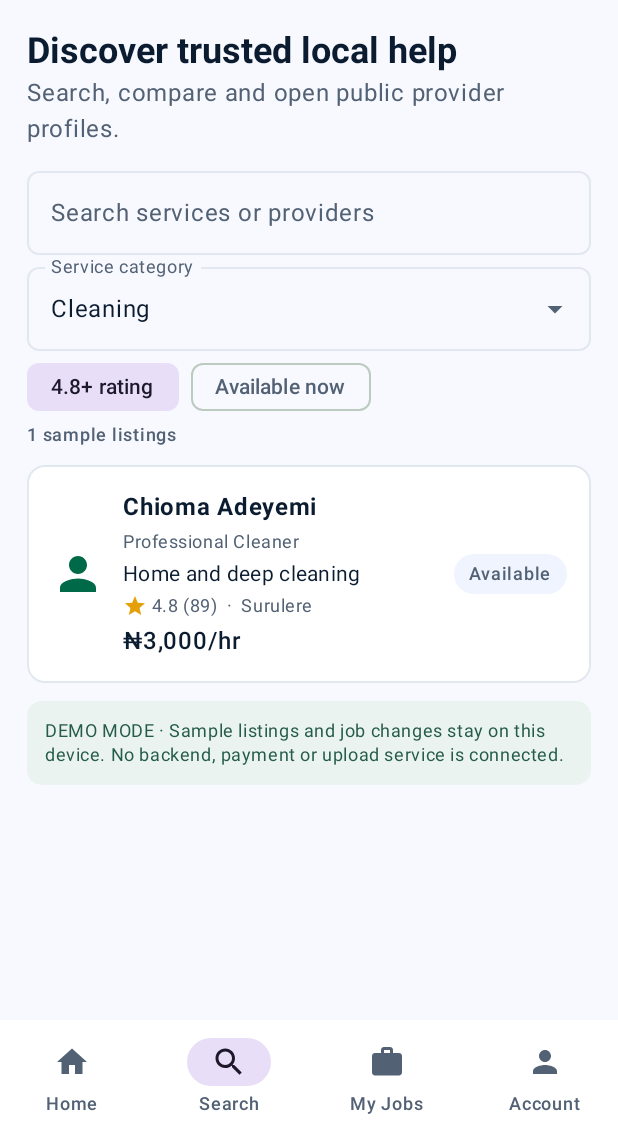
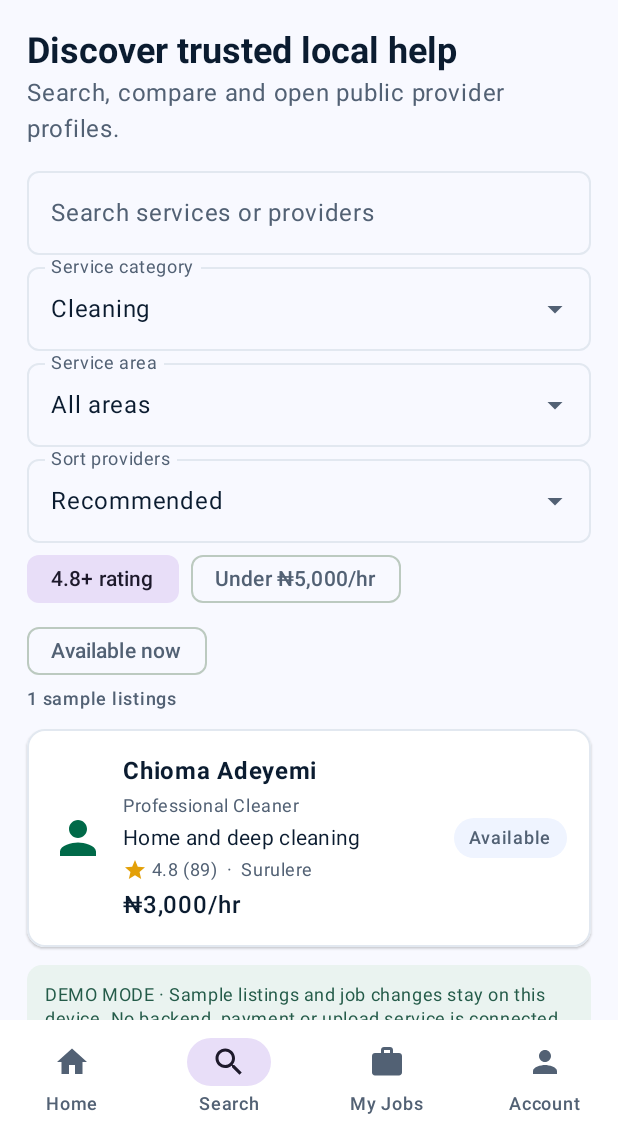
Before and after one commit to ENJ0Y-Labs/fixit-mobile, an Android app built with Jetpack Compose: the screen it shows after launch (MainActivity), after a tap on "4.8+ rating", on a phone screen of 412 x 824 dp, the part 96-1236 px from its top. Run offline under Robolectric (Android 15) with nearby library versions, the phone set to English and light mode, and no system bars; 1 other tap on this screen came first.

Commit message:
feat(customer): complete marketplace filtering and provider sorting

```diff
--- a/app/src/main/java/com/fixit/mobile/ui/customer/CustomerApp.kt
+++ b/app/src/main/java/com/fixit/mobile/ui/customer/CustomerApp.kt
@@ -83,6 +83,9 @@ fun CustomerApp(onWorkspaceChange: (Workspace) -> Unit) {
     var categoryFilter by remember { mutableStateOf("All categories") }
     var ratingFilter by remember { mutableStateOf(false) }
     var availableOnly by remember { mutableStateOf(false) }
+    var underFiveThousand by remember { mutableStateOf(false) }
+    var locationFilter by remember { mutableStateOf("All areas") }
+    var providerSort by remember { mutableStateOf("Recommended") }
     var selectedProvider by remember { mutableStateOf<CustomerProvider?>(null) }
     var selectedJobId by remember { mutableStateOf<String?>(null) }
     var showCancelDialog by remember { mutableStateOf(false) }
@@ -158,6 +161,12 @@ fun CustomerApp(onWorkspaceChange: (Workspace) -> Unit) {
                     onRatingOnly = { ratingFilter = it },
                     availableOnly = availableOnly,
                     onAvailableOnly = { availableOnly = it },
+                    underFiveThousand = underFiveThousand,
+                    onUnderFiveThousand = { underFiveThousand = it },
+                    location = locationFilter,
+                    onLocation = { locationFilter = it },
+                    sortBy = providerSort,
+                    onSortBy = { providerSort = it },
                     onProvider = { selectedProvider = it; page = "Provider profile" }
                 )
                 "Provider profile" -> selectedProvider?.let { provider ->
@@ -299,12 +308,25 @@ private fun SearchScreen(
     onRatingOnly: (Boolean) -> Unit,
     availableOnly: Boolean,
     onAvailableOnly: (Boolean) -> Unit,
+    underFiveThousand: Boolean,
+    onUnderFiveThousand: (Boolean) -> Unit,
+    location: String,
+    onLocation: (String) -> Unit,
+    sortBy: String,
+    onSortBy: (String) -> Unit,
     onProvider: (CustomerProvider) -> Unit
 ) {
     val providers = CustomerDemoData.providers.filter { provider ->
         val matchesQuery = query.isBlank() || listOf(provider.name, provider.profession, provider.service, provider.category).any { it.contains(query, true) }
         val matchesCategory = category == "All categories" || provider.category.equals(category, true)
-        matchesQuery && matchesCategory && (!ratingOnly || provider.rating >= 4.8) && (!availableOnly || provider.available)
+        val matchesLocation = location == "All areas" || provider.location == location
+        matchesQuery && matchesCategory && matchesLocation && (!ratingOnly || provider.rating >= 4.8) && (!availableOnly || provider.available) && (!underFiveThousand || provider.hourlyRate < 5000)
+    }.let { matches ->
+        when (sortBy) {
+            "Highest rated" -> matches.sortedByDescending { it.rating }
+            "Lowest rate" -> matches.sortedBy { it.hourlyRate }
+            else -> matches.sortedWith(compareByDescending<CustomerProvider> { it.rating }.thenByDescending { it.reviews })
+        }
     }
     LazyColumn(Modifier.fillMaxSize(), contentPadding = PaddingValues(18.dp), verticalArrangement = Arrangement.spacedBy(12.dp)) {
         item {
@@ -313,10 +335,13 @@ private fun SearchScreen(
             Spacer(Modifier.height(8.dp))
             FixItTextField(query, onQuery, "Search services or providers", placeholder = "e.g. plumber, cleaning")
             FixItDropdown("Service category", listOf("All categories") + CustomerDemoData.categories, category, onCategory)
+            FixItDropdown("Service area", listOf("All areas") + CustomerDemoData.providers.map { it.location }.distinct().sorted(), location, onLocation)
+            FixItDropdown("Sort providers", listOf("Recommended", "Highest rated", "Lowest rate"), sortBy, onSortBy)
             Row(horizontalArrangement = Arrangement.spacedBy(8.dp)) {
                 FilterChip(selected = ratingOnly, onClick = { onRatingOnly(!ratingOnly) }, label = { Text("4.8+ rating") })
-                FilterChip(selected = availableOnly, onClick = { onAvailableOnly(!availableOnly) }, label = { Text("Available now") })
+                FilterChip(selected = underFiveThousand, onClick = { onUnderFiveThousand(!underFiveThousand) }, label = { Text("Under ₦5,000/hr") })
             }
+            FilterChip(selected = availableOnly, onClick = { onAvailableOnly(!availableOnly) }, label = { Text("Available now") })
             Text("${providers.size} sample listings", color = FixItMuted, style = MaterialTheme.typography.labelMedium)
         }
         if (providers.isEmpty()) {
```
